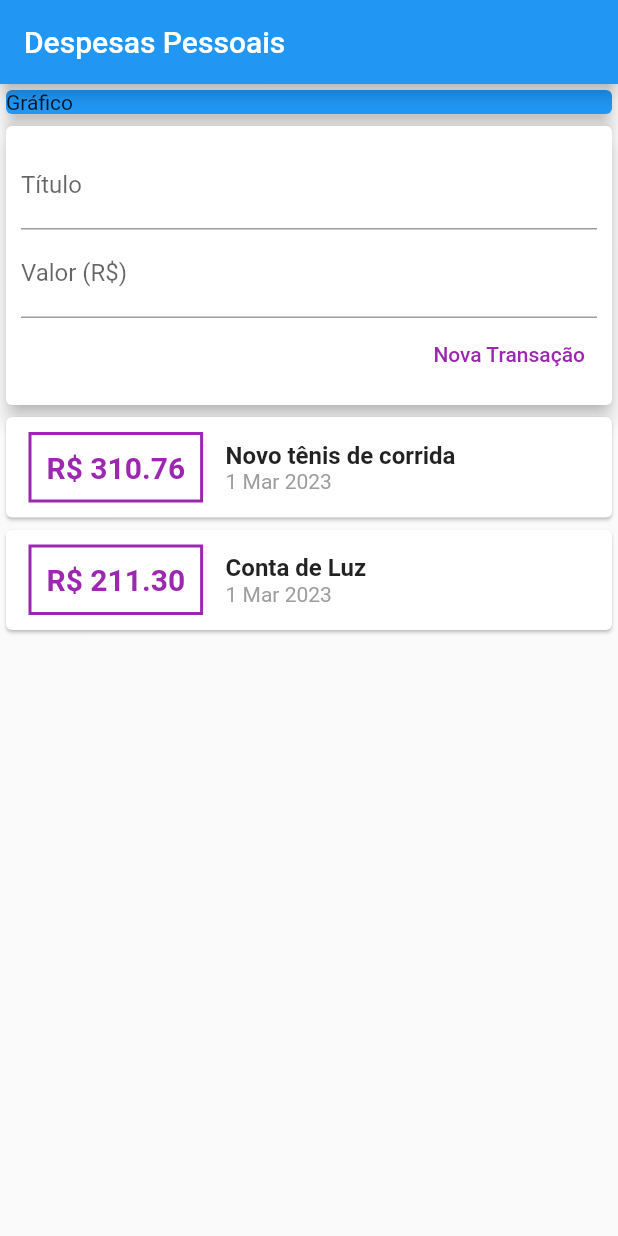
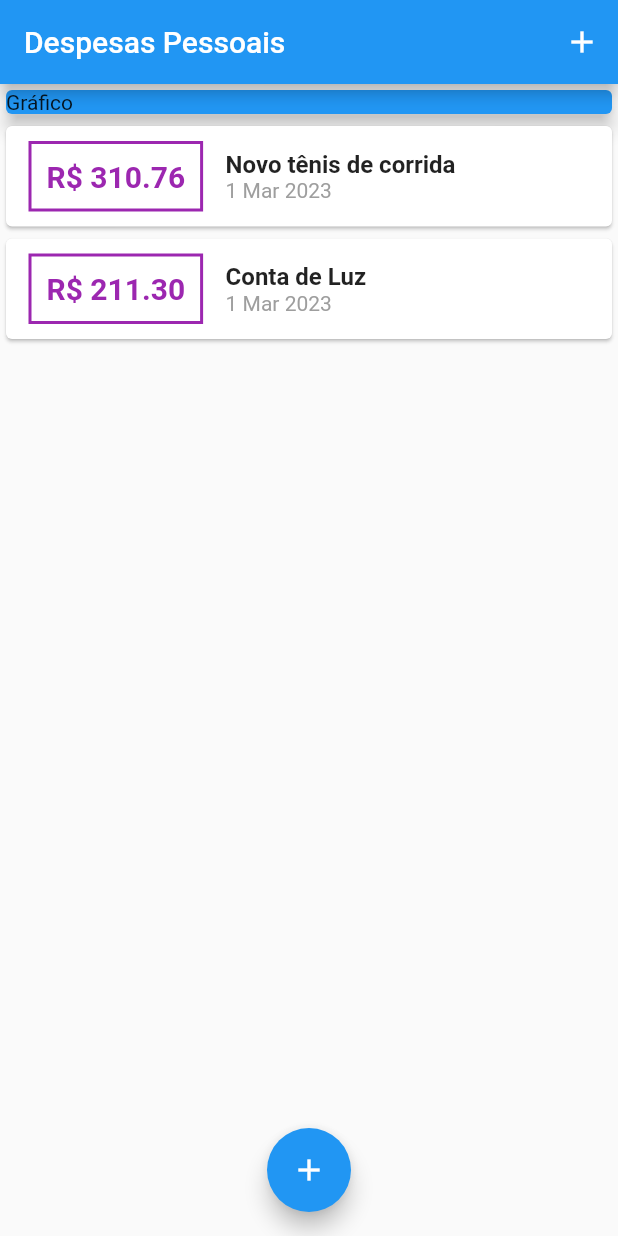
Before and after one commit to ItaloRod/expenses, a Flutter app: the screen it shows after launch, on a phone screen of 412 x 824 dp. Run offline on Flutter 3.47's test engine with Material 2 defaults, Android fonts, the phone set to English and light mode, and no system bars.

Commit message:
remove transaction_user.dart and add Modal Context

```diff
--- a/lib/components/transaction_list.dart
+++ b/lib/components/transaction_list.dart
@@ -13,10 +13,11 @@ class TransactionList extends StatelessWidget {
   Widget build(BuildContext context) {
     return Container(
       height: 300,
-      child: SingleChildScrollView(
-        child: Column(
-          children: transactions.map((tr) =>
-              Card(
+      child: ListView.builder(
+        itemCount: transactions.length,
+        itemBuilder: (ctx, index) {
+          final tr = transactions[index];
+          return Card(
               child: Row(
                 children: [
                   Container(
@@ -60,9 +61,8 @@ class TransactionList extends StatelessWidget {
                   )
                 ],
               )
-              )
-          ).toList(),
-        ),
+          );
+        }
       ),
     );
   }
--- a/lib/components/transaction_user.dart
+++ /dev/null
@@ -1,42 +0,0 @@
-import 'dart:math';
-
-import 'package:expenses/components/transaction_form.dart';
-import 'package:expenses/components/transaction_list.dart';
-import 'package:flutter/material.dart';
-
-import '../models/transaction.dart';
-
-class TransactionUser extends StatefulWidget {
-  const TransactionUser({Key? key}) : super(key: key);
-
-  @override
-  State<TransactionUser> createState() => _TransactionUserState();
-}
-
-class _TransactionUserState extends State<TransactionUser> {
-  final List<Transaction> _transactions = [
-    Transaction(id: 't1', title: 'Novo tênis de corrida', value: 310.76, date: DateTime.now()),
-    Transaction(id: 't2', title: 'Conta de Luz', value: 211.30, date: DateTime.now())
-  ];
-
-  _addtransaction(String title, double value) {
-    final newTransaction = Transaction(
-        id: Random().nextDouble.toString(),
-        title: title,
-        value: value,
-        date: DateTime.now()
-    );
-    setState(() {
-      _transactions.add(newTransaction);
-    });
-  }
-  @override
-  Widget build(BuildContext context) {
-    return Column(
-      children: [
-        TransactionForm(_addtransaction),
-        TransactionList(_transactions)
-      ],
-    );
-  }
-}
--- a/lib/main.dart
+++ b/lib/main.dart
@@ -1,8 +1,9 @@
-import 'package:expenses/components/transaction_list.dart';
-import 'package:expenses/components/transaction_user.dart';
+
+import 'dart:math';
 import 'package:flutter/material.dart';
-import 'package:intl/intl.dart';
+import 'package:flutter/material.dart';
 import 'components/transaction_form.dart';
+import 'components/transaction_list.dart';
 import 'models/transaction.dart';
 
 main() {
@@ -20,17 +21,48 @@ class ExpenseApp extends StatelessWidget {
   }
 }
 
-class MyHomePage extends StatelessWidget {
+class MyHomePage extends StatefulWidget {
 
 
-  late String title;
-  late String value;
+  @override
+  State<MyHomePage> createState() => _MyHomePageState();
+}
+
+class _MyHomePageState extends State<MyHomePage> {
+
+   final List<Transaction> _transactions = [
+    Transaction(id: 't1', title: 'Novo tênis de corrida', value: 310.76, date: DateTime.now()),
+    Transaction(id: 't2', title: 'Conta de Luz', value: 211.30, date: DateTime.now())
+  ];
+
+  _openTransactionFormModal(BuildContext context) {
+    showModalBottomSheet(context: context, builder: (_) {
+      return TransactionForm((p0, p1) => _addtransaction(p0, p1));
+    });
+  }
+  _addtransaction(String title, double value) {
+    final newTransaction = Transaction(
+        id: Random().nextDouble.toString(),
+        title: title,
+        value: value,
+        date: DateTime.now()
+    );
+    setState(() {
+      _transactions.add(newTransaction);
+    });
+    Navigator.of(context).pop();
+  }
 
   @override
   Widget build(BuildContext context) {
     return Scaffold(
       appBar: AppBar(
         title: const Text('Despesas Pessoais'),
+        actions: [
+          IconButton(
+              onPressed: () => _openTransactionFormModal(context),
+              icon: const Icon(Icons.add))
+        ],
       ),
       body: SingleChildScrollView(
         child: Column(
@@ -43,10 +75,15 @@ class MyHomePage extends StatelessWidget {
                 child: Text('Gráfico'),
               ),
             ),
-           const TransactionUser()
+            TransactionList(_transactions)
           ],
         ),
       ),
+      floatingActionButton: FloatingActionButton(
+        onPressed: () => _openTransactionFormModal(context),
+        child: const Icon(Icons.add),
+      ),
+      floatingActionButtonLocation: FloatingActionButtonLocation.centerFloat,
     );
   }
 }
```
Also changed, not shown: lib/components/transaction_form.dart (+22 -8 lines). Lines whose indentation alone changed are shown as unchanged.
